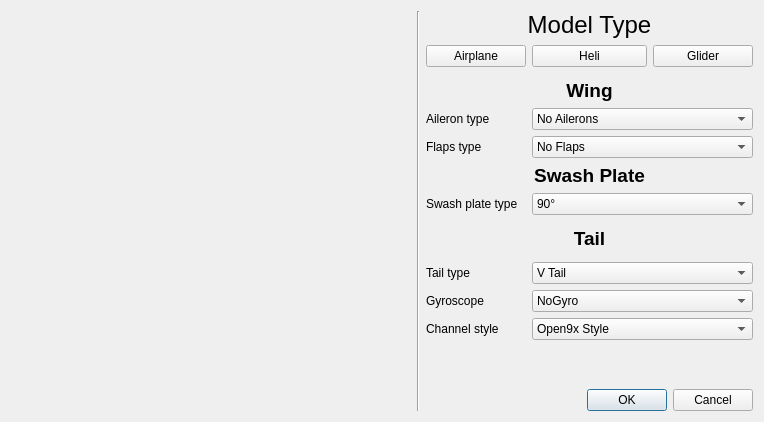
Before: the Qt Designer form src/modelconfigdialog.ui in roberto1903/companion9x, drawn with Qt 5.
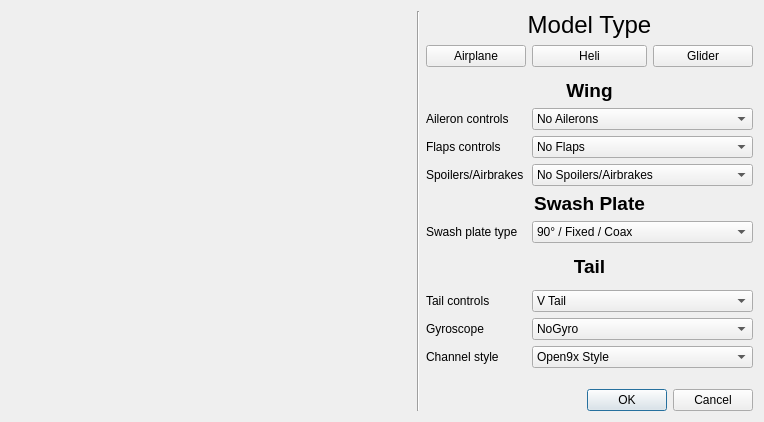
After: the same form once the commit is applied. Icons and pictures are not drawn.

Diff of the .ui file:
```diff
--- a/src/modelconfigdialog.ui
+++ b/src/modelconfigdialog.ui
@@ -6,7 +6,7 @@
    <rect>
     <x>0</x>
     <y>0</y>
-    <width>749</width>
+    <width>731</width>
     <height>410</height>
    </rect>
   </property>
@@ -30,7 +30,7 @@
     <normaloff>:/images/configure.png</normaloff>:/images/configure.png</iconset>
   </property>
   <layout class="QGridLayout" name="gridLayout_2" columnstretch="0,1,1,1,0">
-   <item row="6" column="2" colspan="3">
+   <item row="7" column="2" colspan="3">
     <widget class="QLabel" name="spLabel">
      <property name="sizePolicy">
       <sizepolicy hsizetype="MinimumExpanding" vsizetype="MinimumExpanding">
@@ -53,11 +53,11 @@
      </property>
     </widget>
    </item>
-   <item row="7" column="3" colspan="2">
+   <item row="8" column="3" colspan="2">
     <widget class="QComboBox" name="swashType_CB">
      <item>
       <property name="text">
-       <string>90°</string>
+       <string>90° / Fixed / Coax</string>
       </property>
      </item>
      <item>
@@ -77,7 +77,7 @@
      </item>
     </widget>
    </item>
-   <item row="0" column="0" rowspan="16">
+   <item row="0" column="0" rowspan="17">
     <layout class="QGridLayout" name="gridLayout">
      <property name="spacing">
       <number>0</number>
@@ -212,7 +212,7 @@
       </sizepolicy>
      </property>
      <property name="text">
-      <string>Aileron type</string>
+      <string>Aileron controls</string>
      </property>
     </widget>
    </item>
@@ -249,11 +249,11 @@
       </sizepolicy>
      </property>
      <property name="text">
-      <string>Flaps type</string>
+      <string>Flaps controls</string>
      </property>
     </widget>
    </item>
-   <item row="9" column="2" colspan="3">
+   <item row="10" column="2" colspan="3">
     <widget class="QLabel" name="tailLabel">
      <property name="sizePolicy">
       <sizepolicy hsizetype="MinimumExpanding" vsizetype="MinimumExpanding">
@@ -276,7 +276,7 @@
      </property>
     </widget>
    </item>
-   <item row="11" column="2">
+   <item row="12" column="2">
     <widget class="QLabel" name="tailType_Label">
      <property name="sizePolicy">
       <sizepolicy hsizetype="MinimumExpanding" vsizetype="MinimumExpanding">
@@ -285,11 +285,11 @@
       </sizepolicy>
      </property>
      <property name="text">
-      <string>Tail type</string>
+      <string>Tail controls</string>
      </property>
     </widget>
    </item>
-   <item row="14" column="2" colspan="3">
+   <item row="15" column="2" colspan="3">
     <spacer name="verticalSpacer_2">
      <property name="orientation">
       <enum>Qt::Vertical</enum>
@@ -305,7 +305,7 @@
      </property>
     </spacer>
    </item>
-   <item row="15" column="2" colspan="3">
+   <item row="16" column="2" colspan="3">
     <widget class="QDialogButtonBox" name="buttonBox">
      <property name="orientation">
       <enum>Qt::Horizontal</enum>
@@ -337,7 +337,7 @@
      </item>
     </widget>
    </item>
-   <item row="11" column="3" colspan="2">
+   <item row="12" column="3" colspan="2">
     <widget class="QComboBox" name="tailType_CB">
      <item>
       <property name="text">
@@ -407,21 +407,21 @@
      </property>
     </widget>
    </item>
-   <item row="0" column="1" rowspan="16">
+   <item row="0" column="1" rowspan="17">
     <widget class="Line" name="line">
      <property name="orientation">
       <enum>Qt::Vertical</enum>
      </property>
     </widget>
    </item>
-   <item row="7" column="2">
+   <item row="8" column="2">
     <widget class="QLabel" name="sp_Label">
      <property name="text">
       <string>Swash plate type</string>
      </property>
     </widget>
    </item>
-   <item row="12" column="3" colspan="2">
+   <item row="13" column="3" colspan="2">
     <widget class="QComboBox" name="gyro_CB">
      <item>
       <property name="text">
@@ -440,21 +440,21 @@
      </item>
     </widget>
    </item>
-   <item row="12" column="2">
+   <item row="13" column="2">
     <widget class="QLabel" name="gyroType_Label">
      <property name="text">
       <string>Gyroscope</string>
      </property>
     </widget>
    </item>
-   <item row="13" column="2">
+   <item row="14" column="2">
     <widget class="QLabel" name="chassign_Label">
      <property name="text">
       <string>Channel style</string>
      </property>
     </widget>
    </item>
-   <item row="13" column="3" colspan="2">
+   <item row="14" column="3" colspan="2">
     <widget class="QComboBox" name="chStyle_CB">
      <item>
       <property name="text">
@@ -468,6 +468,32 @@
      </item>
     </widget>
    </item>
+   <item row="6" column="2">
+    <widget class="QLabel" name="spoilersLabel">
+     <property name="text">
+      <string>Spoilers/Airbrakes</string>
+     </property>
+    </widget>
+   </item>
+   <item row="6" column="3" colspan="2">
+    <widget class="QComboBox" name="spoilersType_CB">
+     <item>
+      <property name="text">
+       <string>No Spoilers/Airbrakes</string>
+      </property>
+     </item>
+     <item>
+      <property name="text">
+       <string>1 Servo (or Y or inverting Y)</string>
+      </property>
+     </item>
+     <item>
+      <property name="text">
+       <string>2 Servos</string>
+      </property>
+     </item>
+    </widget>
+   </item>
   </layout>
  </widget>
  <tabstops>
```
